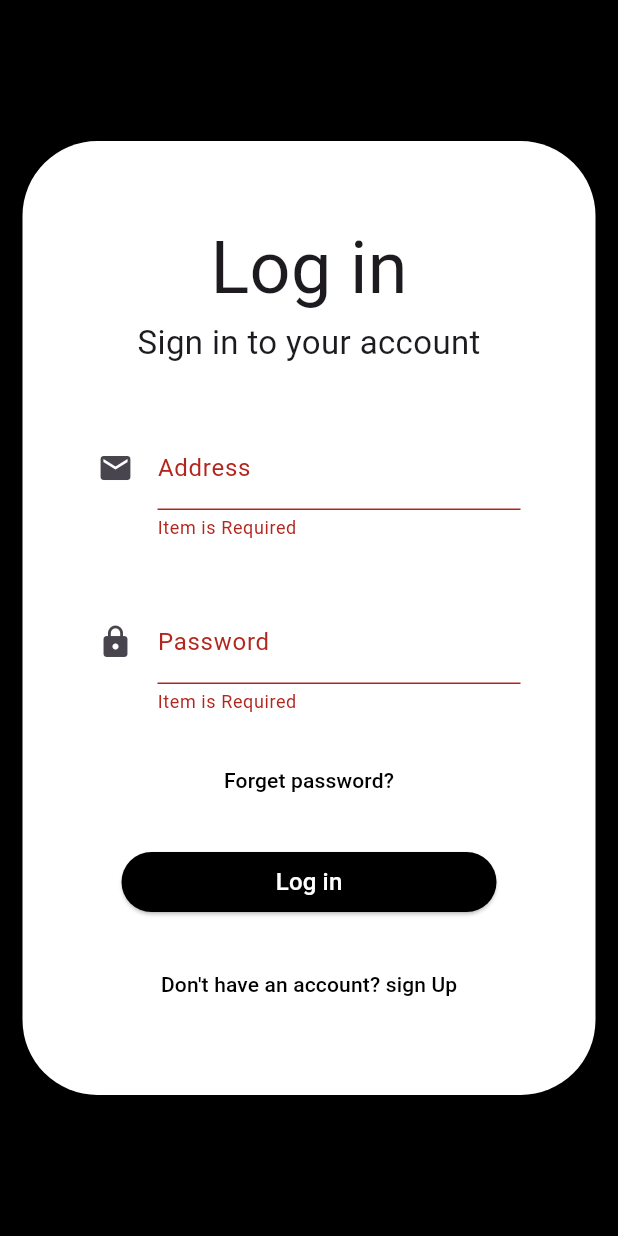
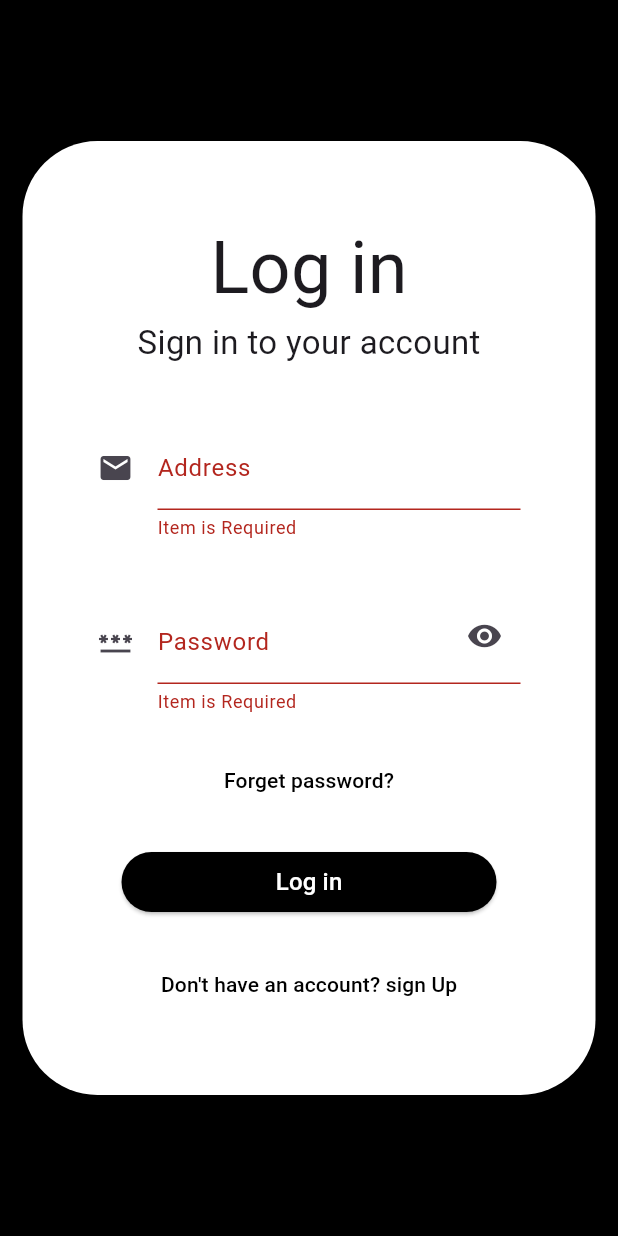
Before and after one commit to cr5ux/Local-News-App, a Flutter app: the screen it shows after launch, on a phone screen of 412 x 824 dp. Run offline on Flutter 3.47's test engine with Material 3 defaults, Android fonts, the phone set to English and light mode, and no system bars; our stand-ins replace cloud_firestore, firebase_auth, firebase_core, string_validator; accounts and stored records are empty.

Commit message:
Login password visibility and reset password naivgation

```diff
--- a/lib/login.dart
+++ b/lib/login.dart
@@ -4,6 +4,7 @@ import 'package:localnewsapp/homecontainer.dart';
 import 'package:flutter/material.dart';
 import 'package:localnewsapp/reset_password.dart';
 import 'package:localnewsapp/signup.dart';
+import 'package:string_validator/string_validator.dart';
 
 
 
@@ -22,15 +23,29 @@ class _LoginState extends State<Login> {
 
   List<bool> isEmail=[true,false];
 
+    bool passwordvisible=true;
 
 
 
   final  access= AuthenticationRepo();
 
   // ignore: non_constant_identifier_names
-  String? _validate_item_required(String value){
+  String? validateitemrequired(String value){
 
     return  value.isEmpty?'Item is Required':null;
+  }
+  String? validateEmail(String value){
+
+    if(value.isEmpty)
+    {
+      return 'Item is Required';
+    }
+    else if(!value.isEmail)
+    {
+      return "Input needs to be email address";
+    }
+    return null;
+
   }
 
   void _submitOrder({required BuildContext context, bool fullscreenDialog = false}) async
@@ -116,25 +131,42 @@ class _LoginState extends State<Login> {
                                                       constraints: BoxConstraints(maxHeight: 80, maxWidth: 500)
 
                                             ),
-                                            validator:(value)=> _validate_item_required(value!),
+                                            validator:(value)=> validateEmail(value!),
                                             keyboardType: TextInputType.emailAddress,
                                             onSaved:(value)=>_logindata.address=value
                                         ),
 
                                         const Padding(padding: EdgeInsets.all(20.0)),
 
-                                        TextFormField(
-                                           decoration:  const InputDecoration(
-                                                    hintText: "Password",
-                                                    label: Text("Password"),
-                                                    icon: Icon(Icons.lock),
-                                                    constraints: BoxConstraints(maxHeight: 80, maxWidth: 500),
+                                        Stack(
+                                            alignment: AlignmentDirectional.topEnd,
+                                              children: [
+                                                  TextFormField(
+                                                      decoration: const InputDecoration(
+                                                        hintText: "Password",
+                                                        label: Text("Password"),
+                                                        icon: Icon(Icons.password),
+                                                        constraints: BoxConstraints(maxHeight: 80, maxWidth: 500)
+                                                      ),
 
-                                            ),
-                                            validator:(value)=>_validate_item_required(value!),
-                                            obscureText: true,
-                                            onSaved:(value)=> _logindata.password=value
+                                                      validator: (value) => validateitemrequired(value!),
+                                                      keyboardType: TextInputType.text,
+                                                      onSaved: (value) => _logindata.password=value!,
+                                                      obscureText: passwordvisible,
+                                                ),
 
+                                                const Padding(padding: EdgeInsets.all(20.0)),
+
+                                                IconButton(
+                                                  onPressed: ()
+                                                  {
+                                                    setState(() {
+                                                      passwordvisible?passwordvisible=false:passwordvisible=true;
+                                                    });
+                                                  },
+                                                  icon: passwordvisible?const Icon(Icons.visibility):const Icon(Icons.visibility_off)
+                                              )
+                                            ],
                                         ),
 
                                         const Padding(padding: EdgeInsets.all(10.0)),
--- a/lib/signup.dart
+++ b/lib/signup.dart
@@ -229,7 +229,7 @@ class  SignupState extends State <Signup> {
                                               decoration: const InputDecoration(
                                                 hintText: "Password",
                                                 label: Text("Password"),
-                                                icon: Icon(Icons.numbers),
+                                                icon: Icon(Icons.password),
                                                 constraints: BoxConstraints(maxHeight: 80, maxWidth: 500)
                                               ),
 
```
Also changed, not shown: lib/reset_password.dart (+8 -0 lines).
